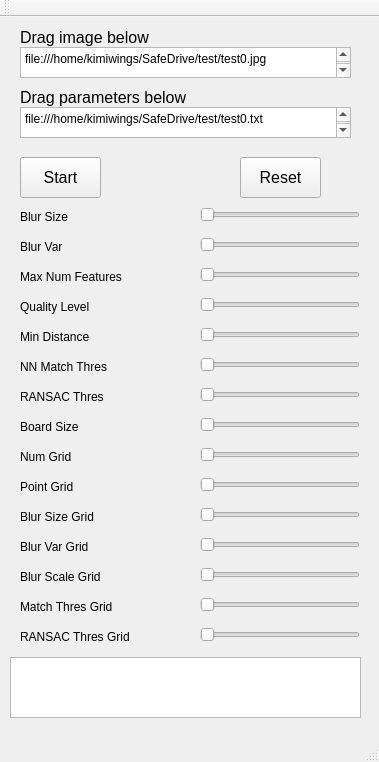
First picture: the form in mainwindow.ui, repository jiawei-mo/SafeDrive, before the edit.
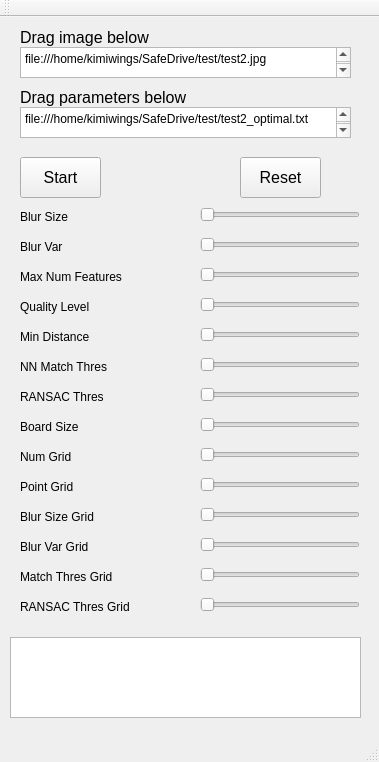
Second picture: the form after the edit.

Patch:
```diff
--- a/mainwindow.ui
+++ b/mainwindow.ui
@@ -270,7 +270,7 @@
      </rect>
     </property>
     <property name="plainText">
-     <string>file:///home/kimiwings/SafeDrive/test/test0.jpg
+     <string>file:///home/kimiwings/SafeDrive/test/test2.jpg
 </string>
     </property>
    </widget>
@@ -314,9 +314,9 @@
     <property name="geometry">
      <rect>
       <x>10</x>
-      <y>640</y>
+      <y>620</y>
       <width>351</width>
-      <height>61</height>
+      <height>81</height>
      </rect>
     </property>
     <property name="tabChangesFocus">
@@ -336,7 +336,7 @@
      </rect>
     </property>
     <property name="plainText">
-     <string>file:///home/kimiwings/SafeDrive/test/test0.txt
+     <string>file:///home/kimiwings/SafeDrive/test/test2_optimal.txt
 </string>
     </property>
    </widget>
@@ -577,49 +577,11 @@
      <string>Blur Var Grid</string>
     </property>
    </widget>
-   <widget class="QLabel" name="label_BSCG">
-    <property name="geometry">
-     <rect>
-      <x>20</x>
-      <y>550</y>
-      <width>161</width>
-      <height>20</height>
-     </rect>
-    </property>
-    <property name="text">
-     <string>Blur Scale Grid</string>
-    </property>
-   </widget>
-   <widget class="QSlider" name="slider_BSCG">
-    <property name="geometry">
-     <rect>
-      <x>200</x>
-      <y>550</y>
-      <width>160</width>
-      <height>16</height>
-     </rect>
-    </property>
-    <property name="minimum">
-     <number>1</number>
-    </property>
-    <property name="maximum">
-     <number>30</number>
-    </property>
-    <property name="pageStep">
-     <number>7</number>
-    </property>
-    <property name="value">
-     <number>1</number>
-    </property>
-    <property name="orientation">
-     <enum>Qt::Horizontal</enum>
-    </property>
-   </widget>
    <widget class="QSlider" name="slider_RTG">
     <property name="geometry">
      <rect>
       <x>200</x>
-      <y>610</y>
+      <y>580</y>
       <width>160</width>
       <height>16</height>
      </rect>
@@ -641,7 +603,7 @@
     <property name="geometry">
      <rect>
       <x>20</x>
-      <y>610</y>
+      <y>580</y>
       <width>161</width>
       <height>20</height>
      </rect>
@@ -654,7 +616,7 @@
     <property name="geometry">
      <rect>
       <x>200</x>
-      <y>580</y>
+      <y>550</y>
       <width>160</width>
       <height>16</height>
      </rect>
@@ -676,7 +638,7 @@
     <property name="geometry">
      <rect>
       <x>20</x>
-      <y>580</y>
+      <y>550</y>
       <width>161</width>
       <height>20</height>
      </rect>
```
Left out of the diff: 7 changed lines with no effect on the pictures.
